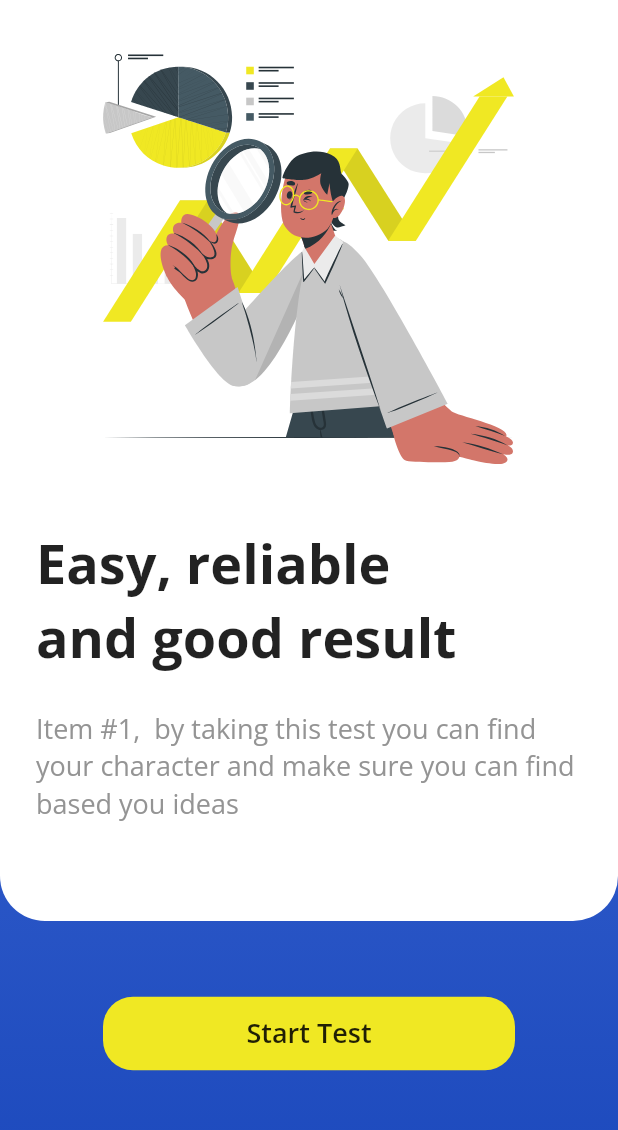
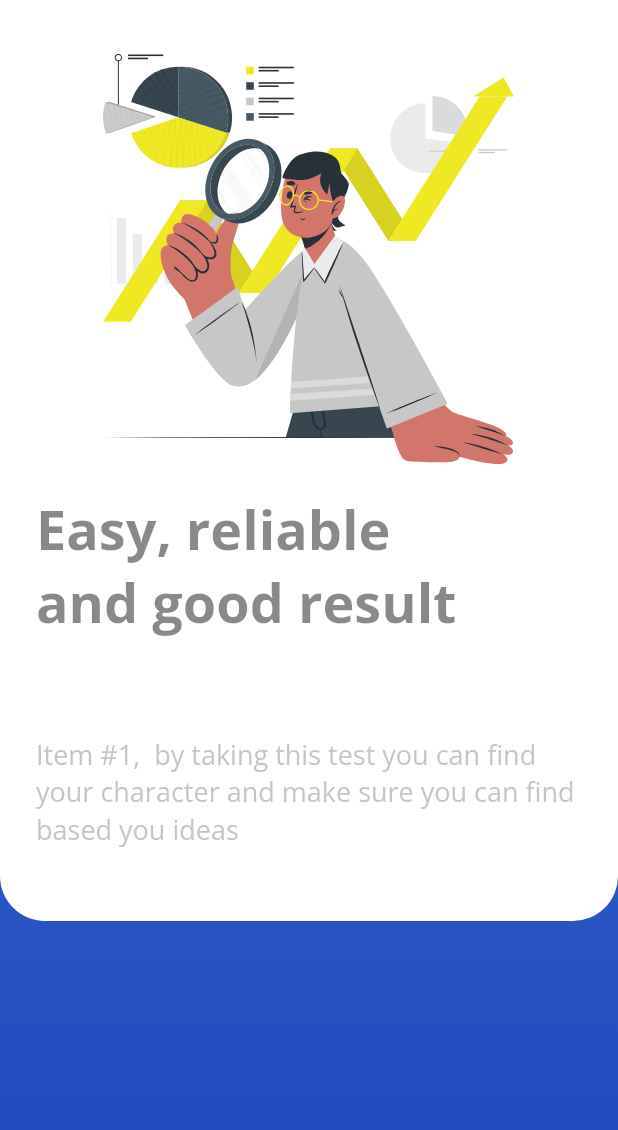
Before and after one commit to misagh1999/mbti-test-app, a Flutter app: the StartScreen screen opened by its route, on a phone screen of 412 x 824 dp, the part 90-1220 px from its top. Run offline on Flutter 3.47's test engine with Material 2 defaults, Android fonts, the phone set to English and light mode, and no system bars; our stand-ins replace flutter_svg, get.

Commit message:
animated start screen

```diff
--- a/lib/screens/start/start_screen.dart
+++ b/lib/screens/start/start_screen.dart
@@ -6,10 +6,55 @@ import 'package:flutter/material.dart';
 import 'package:flutter_svg/flutter_svg.dart';
 import 'package:get/get.dart';
 
-class StartScreen extends StatelessWidget {
+class StartScreen extends StatefulWidget {
   StartScreen({super.key});
 
+  @override
+  State<StartScreen> createState() => _StartScreenState();
+}
+
+class _StartScreenState extends State<StartScreen>
+    with SingleTickerProviderStateMixin {
   final ExamController examController = Get.put(ExamController());
+
+  late AnimationController _animationController;
+  late Animation<double> _fade1;
+  late Animation<double> _fade2;
+  late Animation<double> _fade3;
+
+  late Animation<Offset> _slide1;
+  late Animation<Offset> _slide2;
+  late Animation<Offset> _slide3;
+
+  @override
+  void initState() {
+    super.initState();
+    _initAnimation();
+  }
+
+  _initAnimation() {
+    _animationController = AnimationController(
+        vsync: this, duration: Duration(milliseconds: 3000));
+
+    _fade1 = Tween(begin: 0.0, end: 1.0).animate(CurvedAnimation(
+        parent: _animationController, curve: Interval(0.1, 0.5)));
+    _fade2 = Tween(begin: 0.0, end: 1.0).animate(CurvedAnimation(
+        parent: _animationController, curve: Interval(0.5, 0.75)));
+    _fade3 = Tween(begin: 0.0, end: 1.0).animate(CurvedAnimation(
+        parent: _animationController, curve: Interval(0.75, 1.0)));
+
+    _slide1 = Tween(begin: Offset(0.0, -0.5), end: Offset.zero).animate(
+        CurvedAnimation(
+            parent: _animationController, curve: Interval(0.5, 0.75)));
+    _slide2 = Tween(begin: Offset(0.0, 0.5), end: Offset.zero).animate(
+        CurvedAnimation(
+            parent: _animationController, curve: Interval(0.5, 0.75)));
+    _slide3 = Tween(begin: Offset(0.0, 0.5), end: Offset.zero).animate(
+        CurvedAnimation(
+            parent: _animationController, curve: Interval(0.75, 1.0)));
+
+    _animationController.forward();
+  }
 
   @override
   Widget build(BuildContext context) {
@@ -38,12 +83,16 @@ class StartScreen extends StatelessWidget {
                 child: Column(
                   crossAxisAlignment: CrossAxisAlignment.start,
                   children: [
+                    FadeTransition(
+                      opacity: _fade1,
+                      child: Column(
+                        children: [
                           Row(
                             children: [
                               Text(
                                 'MBTI Test',
-                          style:
-                              TextStyle(fontFamily: Fonts.Bold, fontSize: 18),
+                                style: TextStyle(
+                                    fontFamily: Fonts.Bold, fontSize: 18),
                               ),
                               Spacer(),
                               SvgPicture.asset(
@@ -61,25 +110,44 @@ class StartScreen extends StatelessWidget {
                               width: Get.width / 1.5,
                             ),
                           ),
+                        ],
+                      ),
+                    ),
                     Spacer(),
-                    Text(
+                    SlideTransition(
+                      position: _slide1,
+                      child: FadeTransition(
+                        opacity: _fade2,
+                        child: Text(
                           'Easy, reliable\nand good result',
                           style: TextStyle(fontFamily: Fonts.Bold, fontSize: 36),
+                        ),
+                      ),
                     ),
                     SizedBox(
                       height: 24,
                     ),
-                    Text(
+                    SlideTransition(
+                      position: _slide2,
+                      child: FadeTransition(
+                        opacity: _fade2,
+                        child: Text(
                           'Item #1,  by taking this test you can find your character and make sure you can find based you ideas',
                           style: TextStyle(
                               fontSize: 18, color: HexColor.fromHex('949494')),
+                        ),
+                      ),
                     ),
                     Spacer(),
                   ],
                 ),
               ),
               Spacer(),
-              InkWell(
+              SlideTransition(
+                position: _slide3,
+                child: FadeTransition(
+                  opacity: _fade3,
+                  child: InkWell(
                     onTap: () {
                       Get.toNamed(Routes.QUESTION);
                     },
@@ -98,6 +166,8 @@ class StartScreen extends StatelessWidget {
                       ),
                     ),
                   ),
+                ),
+              ),
               Spacer(),
             ],
           ),
```
Lines whose indentation alone changed are shown as unchanged.
